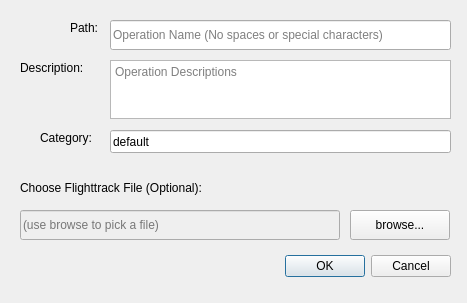
Qt form mslib/msui/ui/ui_add_operation_dialog.ui (Open-MSS/MSS) before a commit.
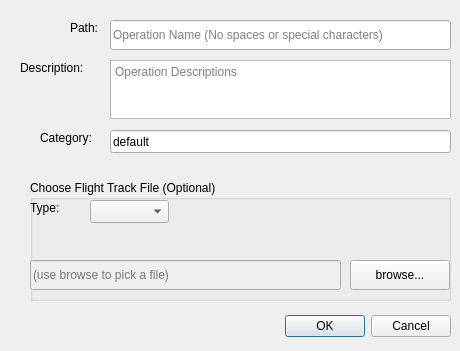
The same form after that commit.

Commit message: improved import / export functionality

Diff of the .ui file:
```diff
--- a/mslib/msui/ui/ui_add_operation_dialog.ui
+++ b/mslib/msui/ui/ui_add_operation_dialog.ui
@@ -6,8 +6,8 @@
    <rect>
     <x>0</x>
     <y>0</y>
-    <width>467</width>
-    <height>303</height>
+    <width>460</width>
+    <height>351</height>
    </rect>
   </property>
   <property name="windowTitle">
@@ -17,7 +17,7 @@
    <property name="geometry">
     <rect>
      <x>280</x>
-     <y>250</y>
+     <y>310</y>
      <width>171</width>
      <height>32</height>
     </rect>
@@ -68,32 +68,6 @@
     <string>Operation Descriptions</string>
    </property>
   </widget>
-  <widget class="QPushButton" name="browse">
-   <property name="geometry">
-    <rect>
-     <x>350</x>
-     <y>210</y>
-     <width>100</width>
-     <height>30</height>
-    </rect>
-   </property>
-   <property name="text">
-    <string>browse...</string>
-   </property>
-  </widget>
-  <widget class="QLabel" name="label_3">
-   <property name="geometry">
-    <rect>
-     <x>20</x>
-     <y>180</y>
-     <width>201</width>
-     <height>16</height>
-    </rect>
-   </property>
-   <property name="text">
-    <string>Choose Flighttrack File (Optional):</string>
-   </property>
-  </widget>
   <widget class="QLabel" name="label_2">
    <property name="geometry">
     <rect>
@@ -107,25 +81,6 @@
     <string>Description:</string>
    </property>
   </widget>
-  <widget class="QLineEdit" name="selectedFile">
-   <property name="enabled">
-    <bool>false</bool>
-   </property>
-   <property name="geometry">
-    <rect>
-     <x>20</x>
-     <y>210</y>
-     <width>320</width>
-     <height>30</height>
-    </rect>
-   </property>
-   <property name="readOnly">
-    <bool>true</bool>
-   </property>
-   <property name="placeholderText">
-    <string>(use browse to pick a file)</string>
-   </property>
-  </widget>
   <widget class="QLabel" name="label_4">
    <property name="geometry">
     <rect>
@@ -155,6 +110,83 @@
     <string>Category (ANY)</string>
    </property>
   </widget>
+  <widget class="QGroupBox" name="optFileBox">
+   <property name="geometry">
+    <rect>
+     <x>30</x>
+     <y>180</y>
+     <width>421</width>
+     <height>121</height>
+    </rect>
+   </property>
+   <property name="title">
+    <string>Choose Flight Track File (Optional)</string>
+   </property>
+   <widget class="QLabel" name="label_3">
+    <property name="geometry">
+     <rect>
+      <x>0</x>
+      <y>20</y>
+      <width>59</width>
+      <height>15</height>
+     </rect>
+    </property>
+    <property name="text">
+     <string>Type:</string>
+    </property>
+   </widget>
+   <widget class="QComboBox" name="cb_ImportType">
+    <property name="geometry">
+     <rect>
+      <x>60</x>
+      <y>20</y>
+      <width>79</width>
+      <height>23</height>
+     </rect>
+    </property>
+    <property name="toolTip">
+     <string>&lt;html&gt;&lt;head/&gt;&lt;body&gt;&lt;p&gt;Select Import Type&lt;/p&gt;&lt;/body&gt;&lt;/html&gt;</string>
+    </property>
+    <property name="currentText">
+     <string/>
+    </property>
+    <property name="currentIndex">
+     <number>-1</number>
+    </property>
+   </widget>
+   <widget class="QLineEdit" name="selectedFile">
+    <property name="enabled">
+     <bool>false</bool>
+    </property>
+    <property name="geometry">
+     <rect>
+      <x>0</x>
+      <y>80</y>
+      <width>311</width>
+      <height>30</height>
+     </rect>
+    </property>
+    <property name="readOnly">
+     <bool>true</bool>
+    </property>
+    <property name="placeholderText">
+     <string>(use browse to pick a file)</string>
+    </property>
+   </widget>
+   <widget class="QPushButton" name="browse">
+    <property name="geometry">
+     <rect>
+      <x>320</x>
+      <y>80</y>
+      <width>100</width>
+      <height>30</height>
+     </rect>
+    </property>
+    <property name="text">
+     <string>browse...</string>
+    </property>
+   </widget>
+  </widget>
  </widget>
  <resources/>
  <connections>
```
Left out of the diff: 9 changed lines with no effect on the pictures. The commit also changes 3 other files.
